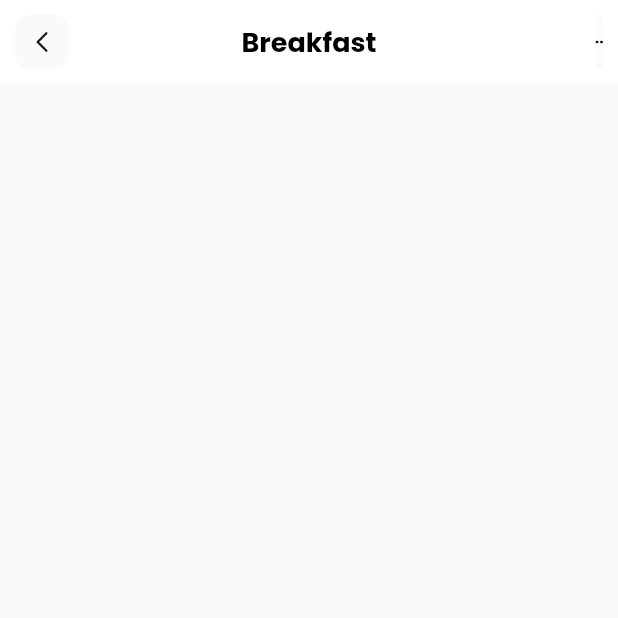
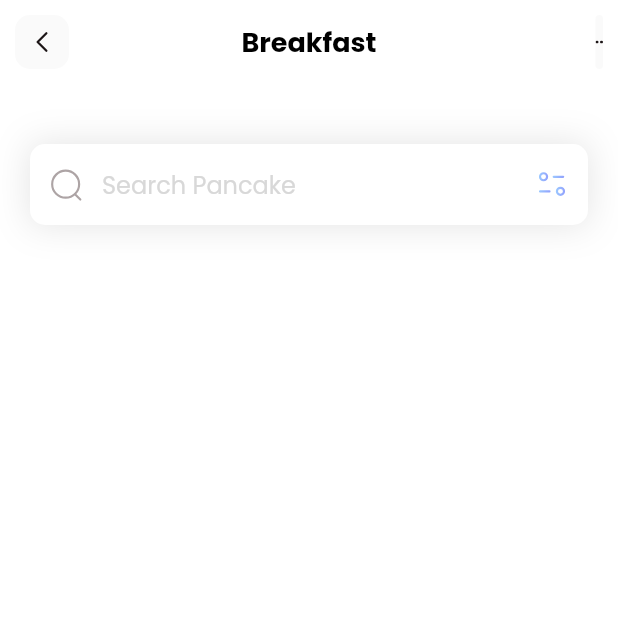
Before and after one commit to LucianoFraga27/flutter-fitness, a Flutter app: the screen it shows after launch, on a phone screen of 412 x 824 dp, the top half of it. Run offline on Flutter 3.47's test engine with Material 2 defaults, Android fonts, the phone set to English and light mode, and no system bars; our stand-ins replace flutter_svg.

Commit message:
barra de pesquisa

```diff
--- a/lib/pages/home.dart
+++ b/lib/pages/home.dart
@@ -7,7 +7,45 @@ class HomePage extends StatelessWidget {
   @override
   Widget build(BuildContext context) {
     return Scaffold(
-      appBar: AppBar(
+        appBar: appBar(),
+        backgroundColor: Colors.white,
+        body: Column(
+          children: [
+            Container(
+              margin: const EdgeInsets.only(top: 40, left: 20, right: 20),
+              decoration: BoxDecoration(boxShadow: [
+                BoxShadow(
+                    color: Colors.black.withOpacity(0.11),
+                    blurRadius: 20,
+                    spreadRadius: 0.0)
+              ]),
+              child: TextField(
+                decoration: InputDecoration(
+                    contentPadding: const EdgeInsets.all(15),
+                    filled: true,
+                    fillColor: Colors.white,
+                    hintText: 'Search Pancake',
+                    hintStyle:
+                        TextStyle(color: Color.fromARGB(255, 216, 216, 216)),
+                    prefixIcon: Padding(
+                      padding: const EdgeInsets.all(12),
+                      child: SvgPicture.asset('assets/icons/Search.svg'),
+                    ),
+                    suffixIcon: Padding(
+                      padding: const EdgeInsets.all(12),
+                      child: SvgPicture.asset('assets/icons/Filter.svg'),
+                    ),
+                    border: OutlineInputBorder(
+                        borderRadius: BorderRadius.circular(10),
+                        borderSide: BorderSide.none)),
+              ),
+            )
+          ],
+        ));
+  }
+
+  AppBar appBar() {
+    return AppBar(
       title: const Text(
         "Breakfast",
         style: TextStyle(
@@ -27,8 +65,7 @@ class HomePage extends StatelessWidget {
             width: 20,
           ),
           decoration: BoxDecoration(
-                color: Colors.grey[50],
-                borderRadius: BorderRadius.circular(10)),
+              color: Colors.grey[50], borderRadius: BorderRadius.circular(10)),
         ),
       ),
       actions: [
@@ -48,7 +85,6 @@ class HomePage extends StatelessWidget {
           ),
         )
       ],
-      ),
     );
   }
 }
```
Also changed, not shown: assets/icons/Filter.svg (added), assets/icons/Search.svg (added), assets/icons/blueberry-pancake.svg (added), assets/icons/button.svg (added), assets/icons/canai-bread.svg (added), assets/icons/honey-pancakes.svg (added), assets/icons/orange-snacks.svg (added), assets/icons/pancakes.svg (added), assets/icons/pie.svg (added), assets/icons/plate.svg (added), assets/icons/salmon-nigiri.svg (added). Lines whose indentation alone changed are shown as unchanged.
